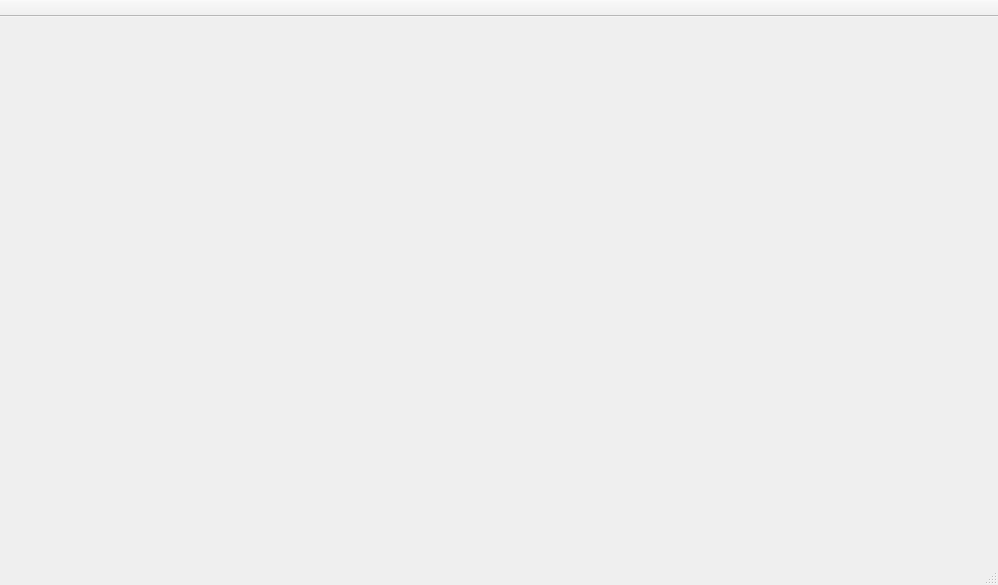
This is BodegueroHero/mainwindow.ui in ErickHernandez/BodegueroHero as Qt 5 draws it before an edit. The edited form follows.
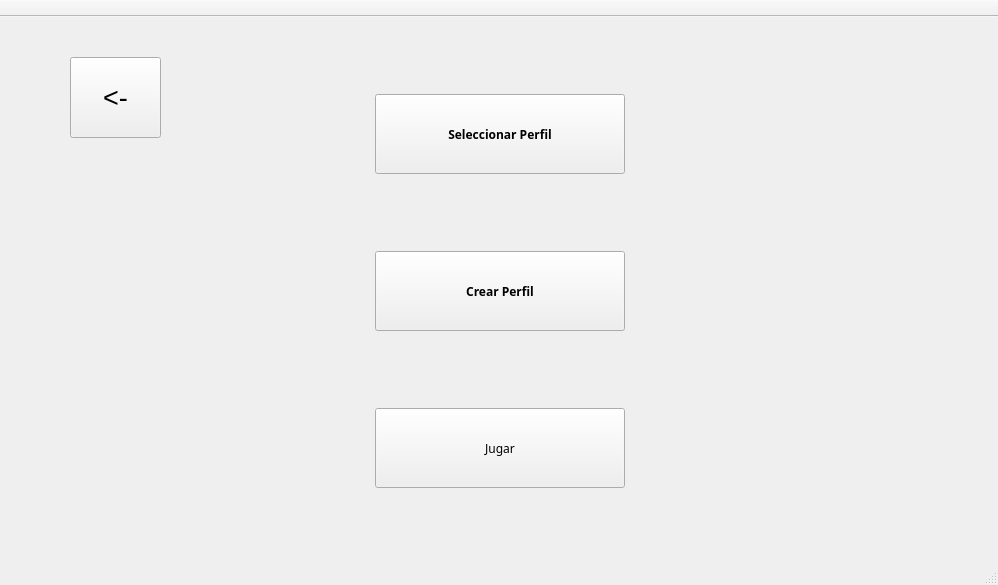
This is the edited form. The open tabs and pages were chosen to show the change. Icons and pictures are not drawn.

Commit message: La pantalla del menu principal ya esta funcional.

What changed in the file:
```diff
--- a/BodegueroHero/mainwindow.ui
+++ b/BodegueroHero/mainwindow.ui
@@ -50,7 +50,113 @@
       </property>
      </widget>
     </widget>
-    <widget class="QWidget" name="page_2"/>
+    <widget class="QWidget" name="page_2">
+     <property name="styleSheet">
+      <string notr="true">background-image: url(:/images/background.png);</string>
+     </property>
+     <widget class="QPushButton" name="btSeleccionar">
+      <property name="geometry">
+       <rect>
+        <x>375</x>
+        <y>77</y>
+        <width>250</width>
+        <height>80</height>
+       </rect>
+      </property>
+      <property name="font">
+       <font>
+        <family>Showcard Gothic</family>
+        <weight>75</weight>
+        <italic>false</italic>
+        <bold>true</bold>
+       </font>
+      </property>
+      <property name="text">
+       <string>Seleccionar Perfil</string>
+      </property>
+      <property name="icon">
+       <iconset resource="Images.qrc">
+        <normaloff>:/images/Caja1.png</normaloff>:/images/Caja1.png</iconset>
+      </property>
+      <property name="iconSize">
+       <size>
+        <width>16</width>
+        <height>16</height>
+       </size>
+      </property>
+     </widget>
+     <widget class="QPushButton" name="btCrear">
+      <property name="geometry">
+       <rect>
+        <x>375</x>
+        <y>234</y>
+        <width>250</width>
+        <height>80</height>
+       </rect>
+      </property>
+      <property name="font">
+       <font>
+        <family>Showcard Gothic</family>
+        <weight>75</weight>
+        <bold>true</bold>
+       </font>
+      </property>
+      <property name="text">
+       <string>Crear Perfil</string>
+      </property>
+      <property name="icon">
+       <iconset resource="Images.qrc">
+        <normaloff>:/images/Centro de Mando.png</normaloff>:/images/Centro de Mando.png</iconset>
+      </property>
+     </widget>
+     <widget class="QPushButton" name="btJugar">
+      <property name="geometry">
+       <rect>
+        <x>375</x>
+        <y>391</y>
+        <width>250</width>
+        <height>80</height>
+       </rect>
+      </property>
+      <property name="font">
+       <font>
+        <family>Showcard Gothic</family>
+       </font>
+      </property>
+      <property name="text">
+       <string>Jugar</string>
+      </property>
+      <property name="icon">
+       <iconset>
+        <selectedon>:/images/Tenaza_Cerrada.png</selectedon>
+       </iconset>
+      </property>
+      <property name="autoRepeat">
+       <bool>false</bool>
+      </property>
+     </widget>
+     <widget class="QPushButton" name="btBack">
+      <property name="geometry">
+       <rect>
+        <x>70</x>
+        <y>40</y>
+        <width>91</width>
+        <height>81</height>
+       </rect>
+      </property>
+      <property name="font">
+       <font>
+        <pointsize>20</pointsize>
+       </font>
+      </property>
+      <property name="styleSheet">
+       <string notr="true"/>
+      </property>
+      <property name="text">
+       <string>&lt;-</string>
+      </property>
+     </widget>
+    </widget>
     <widget class="QWidget" name="page_3"/>
     <widget class="QWidget" name="page_4">
      <widget class="QFrame" name="frame_2">
```
Left out of the diff: 6 changed lines with no effect on the pictures. The commit also changes 2 other files.
